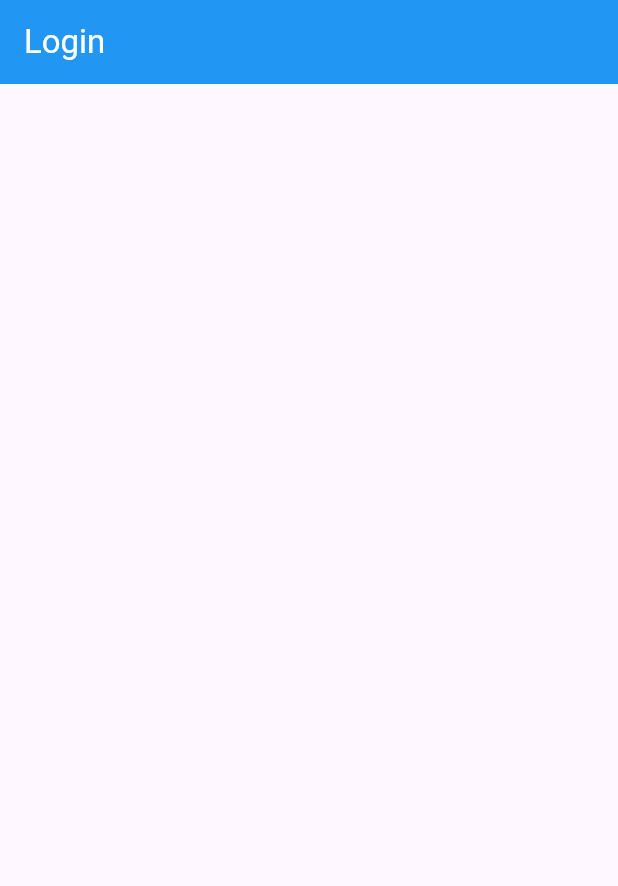
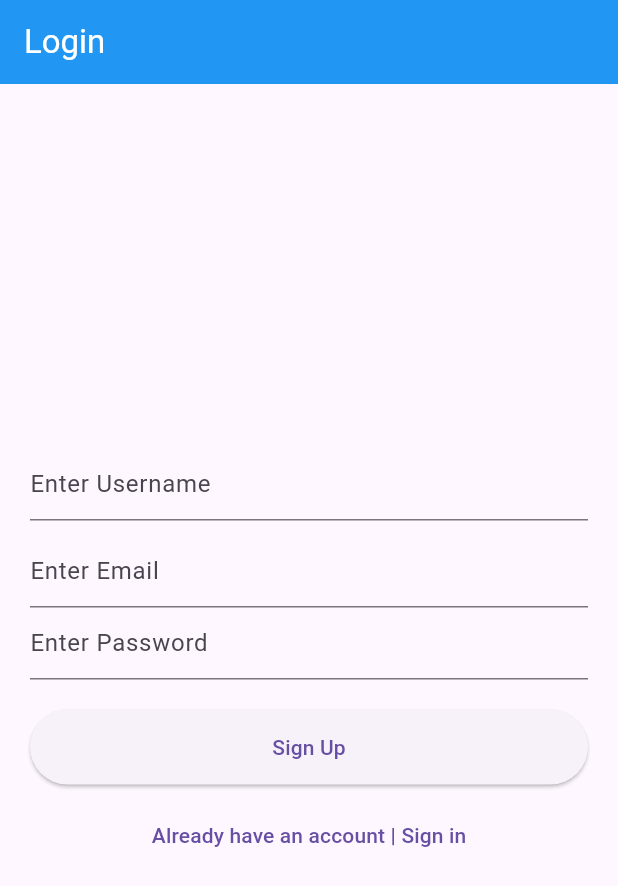
Before and after one commit to Priyanshg0211/CRUD-Operation, a Flutter app: the screen it shows after launch, on a phone screen of 412 x 824 dp. Shown: the top 886 px of the screen. Run offline on Flutter 3.47's test engine with Material 3 defaults, Android fonts, the phone set to English and light mode, and no system bars.

Commit message:
Created login field

```diff
--- a/lib/LoginScreen.dart
+++ /dev/null
@@ -1,20 +0,0 @@
-import 'package:flutter/material.dart';
-
-class Loginpage extends StatefulWidget {
-  const Loginpage({super.key});
-
-  @override
-  State<Loginpage> createState() => _LoginpageState();
-}
-
-class _LoginpageState extends State<Loginpage> {
-  @override
-  Widget build(BuildContext context) {
-    return Scaffold(
-      appBar: AppBar(
-        title: Text('Login',style: TextStyle(color: Colors.white),),
-        backgroundColor: Colors.blue,
-      ),
-    );
-  }
-}
--- /dev/null
+++ b/lib/Screens/LoginScreen.dart
@@ -0,0 +1,60 @@
+import 'package:flutter/material.dart';
+
+class Loginpage extends StatefulWidget {
+  const Loginpage({super.key});
+
+  @override
+  State<Loginpage> createState() => _LoginpageState();
+}
+
+class _LoginpageState extends State<Loginpage> {
+  final _formkey = GlobalKey<FormState>();
+
+
+
+  @override
+  Widget build(BuildContext context) {
+    return Scaffold(
+      appBar: AppBar(
+        title: Text(
+          'Login',
+          style: TextStyle(color: Colors.white),
+        ),
+        backgroundColor: Colors.blue,
+      ),
+      body: Form(
+        key: _formkey,
+        child: Container(
+          margin: EdgeInsets.all(20),
+          child: Column(
+            mainAxisAlignment: MainAxisAlignment.center,
+            children: [
+              TextFormField(
+                key: ValueKey('Username'),
+                decoration: InputDecoration(hintText: 'Enter Username'),
+              ),
+              SizedBox(height: 10,),
+              TextFormField(
+                key: ValueKey('Email'),
+                decoration: InputDecoration(hintText: 'Enter Email'),
+              ),
+              TextFormField(
+                obscureText: true,
+                key: ValueKey('Password'),
+                decoration: InputDecoration(hintText: 'Enter Password'),
+              ),
+              SizedBox(height: 20),
+              Container(
+                width: double.infinity,
+                height: 50,
+                child: ElevatedButton(onPressed: () {}, child: Text('Sign Up')),
+              ),
+              SizedBox(height: 10,),
+              TextButton(onPressed: () {}, child: Text('Already have an account | Sign in')),
+            ],
+          ),
+        ),
+      ),
+    );
+  }
+}
--- a/lib/main.dart
+++ b/lib/main.dart
@@ -1,4 +1,4 @@
-import 'package:crud_operation/LoginScreen.dart';
+import 'package:crud_operation/Screens/LoginScreen.dart';
 import 'package:flutter/material.dart';
 
 void main() {
```
